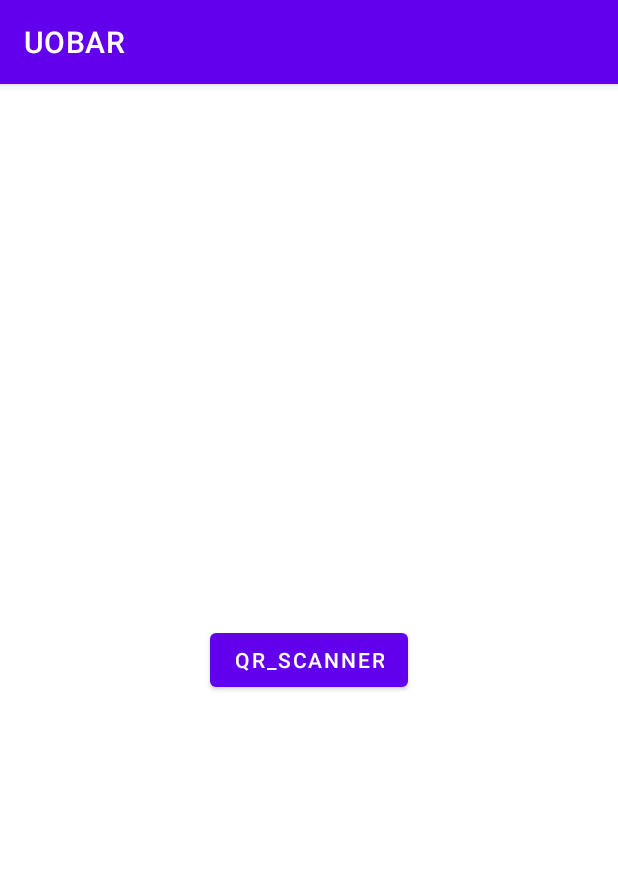
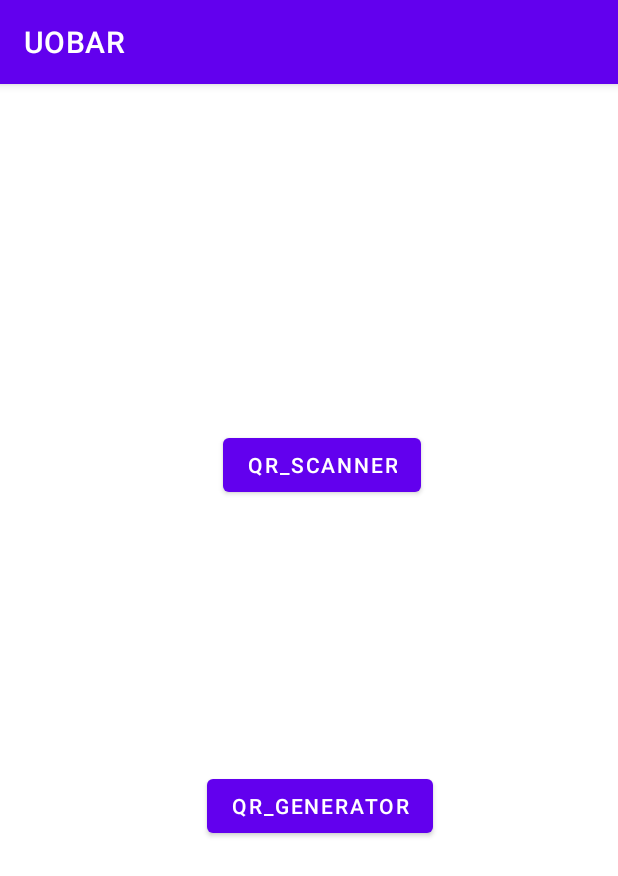
Before and after one commit to spe-uob/2021-UoBAR, an Android app: the screen it shows after launch (MainActivity), on a phone screen of 412 x 824 dp. Shown: the top 876 px of the screen. Run offline under Robolectric (Android 15) with nearby library versions, the phone set to English and light mode, and no system bars; 1 statement that could not run was skipped.

Commit message:
can now generate and save QR codes

```diff
--- a/QRAPP/app/build.gradle
+++ b/QRAPP/app/build.gradle
@@ -32,10 +32,13 @@ dependencies {
     implementation 'androidx.appcompat:appcompat:1.4.0'
     implementation 'com.google.android.material:material:1.4.0'
     implementation 'androidx.constraintlayout:constraintlayout:2.1.2'
+    implementation 'com.google.android.gms:play-services-maps:18.0.0'
     testImplementation 'junit:junit:4.+'
     androidTestImplementation 'androidx.test.ext:junit:1.1.3'
     androidTestImplementation 'androidx.test.espresso:espresso-core:3.4.0'
 
     implementation 'com.budiyev.android:code-scanner:2.1.0'
     implementation 'com.karumi:dexter:6.0.0'
+    implementation 'androidmads.library.qrgenearator:QRGenearator:1.0.4'
+    implementation 'com.google.zxing:core:3.3.3'
 }
--- a/QRAPP/app/src/main/java/com/example/uobar/MainActivity.java
+++ b/QRAPP/app/src/main/java/com/example/uobar/MainActivity.java
@@ -10,15 +10,17 @@ import android.widget.Button;
 
 public class MainActivity extends AppCompatActivity {
 
-    private Button QRScanBtn;
+    private Button QRScanBtn, QRGenerateBtn;
 
     @Override
     protected void onCreate(Bundle savedInstanceState) {
         super.onCreate(savedInstanceState);
         setContentView(R.layout.activity_main);
 
-        QRScanBtn = (Button) findViewById(R.id.QRScanBtn);
+        QRScanBtn = findViewById(R.id.QRScanBtn);
         QRScanBtn.setOnClickListener(v -> startActivity(new Intent(getApplicationContext(), QRScanner.class)));
+        QRGenerateBtn = findViewById(R.id.QRGenerateBtn);
+        QRGenerateBtn.setOnClickListener(v -> startActivity(new Intent(getApplicationContext(), QRGenerator.class)));
     }
 
 
--- a/QRAPP/app/src/main/res/layout/activity_main.xml
+++ b/QRAPP/app/src/main/res/layout/activity_main.xml
@@ -14,6 +14,20 @@
         android:text="@string/qr_scanner"
         app:layout_constraintBottom_toBottomOf="parent"
         app:layout_constraintEnd_toEndOf="parent"
+        app:layout_constraintHorizontal_bias="0.53"
         app:layout_constraintStart_toStartOf="parent"
-        app:layout_constraintTop_toTopOf="parent" />
+        app:layout_constraintTop_toTopOf="parent"
+        app:layout_constraintVertical_bias="0.319" />
+
+    <Button
+        android:id="@+id/QRGenerateBtn"
+        android:layout_width="wrap_content"
+        android:layout_height="wrap_content"
+        android:text="@string/qr_generator"
+        app:layout_constraintBottom_toBottomOf="parent"
+        app:layout_constraintEnd_toEndOf="parent"
+        app:layout_constraintHorizontal_bias="0.529"
+        app:layout_constraintStart_toStartOf="parent"
+        app:layout_constraintTop_toTopOf="parent"
+        app:layout_constraintVertical_bias="0.635" />
 </androidx.constraintlayout.widget.ConstraintLayout>
--- a/QRAPP/app/src/main/res/values/strings.xml
+++ b/QRAPP/app/src/main/res/values/strings.xml
@@ -4,4 +4,5 @@
     <string name="qr_scanner">QR_scanner</string>
     <string name="back">back</string>
     <string name="rescan">Rescan</string>
+    <string name="qr_generator">qr_generator</string>
 </resources>
```
Also changed, not shown: QRAPP/app/src/main/AndroidManifest.xml (+9 -3 lines), QRAPP/app/src/main/java/com/example/uobar/QRScanner.java (+5 -9 lines).
